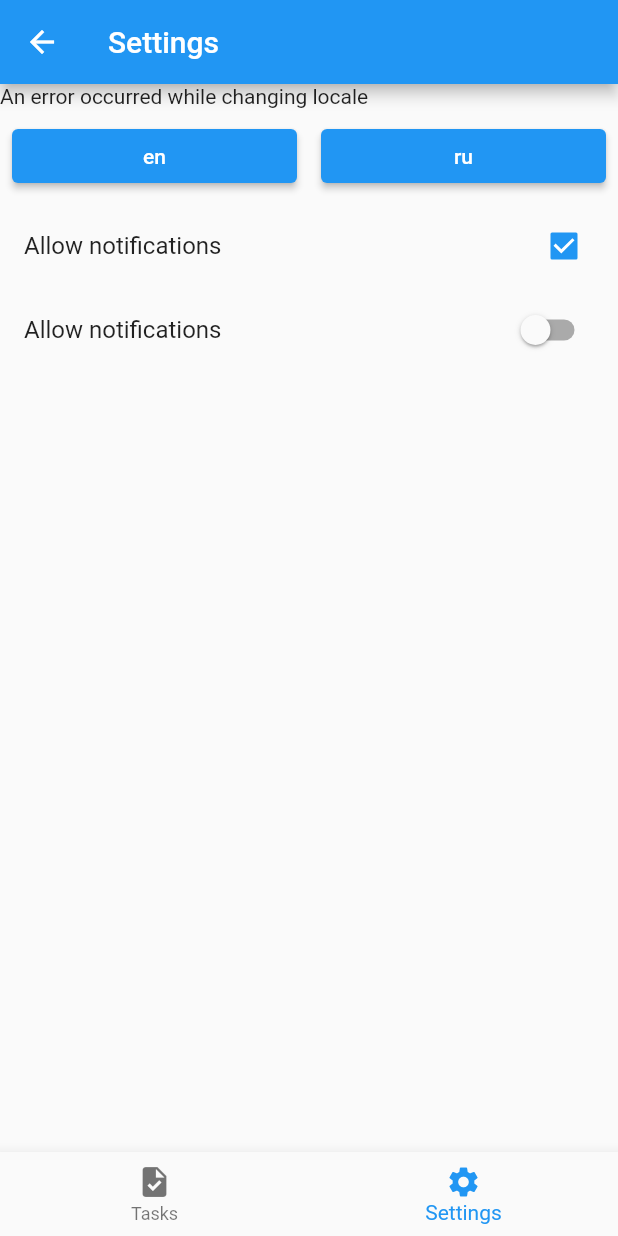
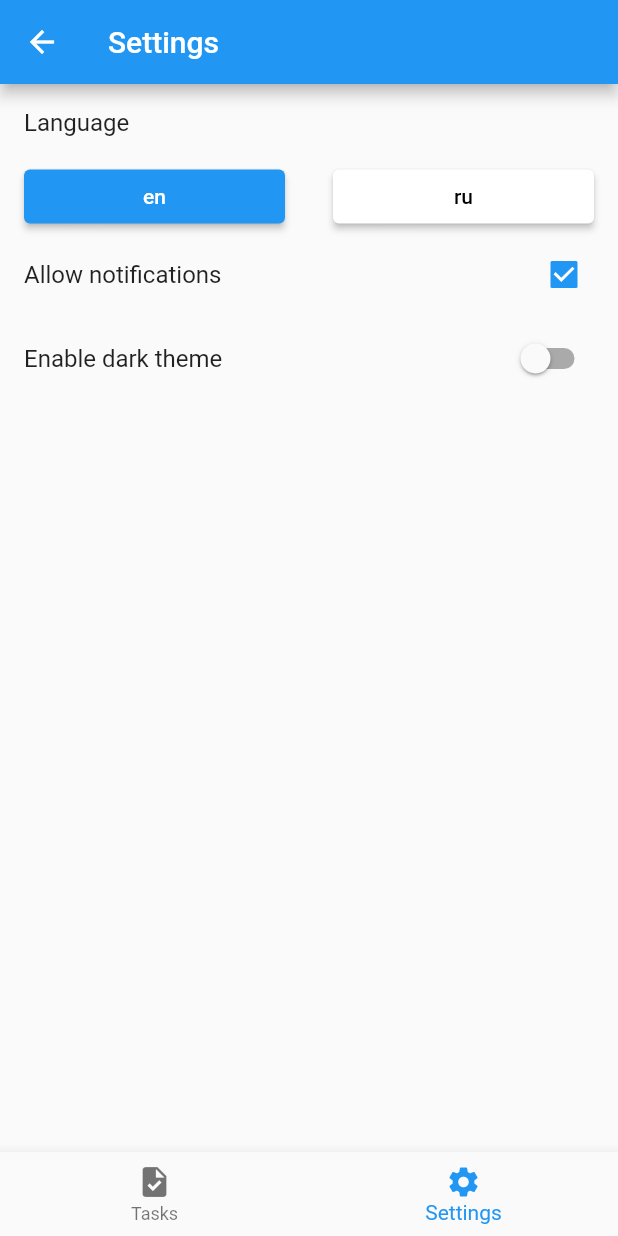
Before and after one commit to despiad/tasky, a Flutter app: the SettingsScreen screen opened by its route, on a phone screen of 412 x 824 dp. Run offline on Flutter 3.47's test engine with Material 2 defaults, Android fonts, the phone set to English and light mode, and no system bars; our stand-ins replace auto_route, bloc, drift, easy_localization, flutter_bloc, flutter_local_notifications and 6 more; accounts and stored records are empty; generated files the repository leaves out were written again.

Commit message:
add trasnaltions for settings screen, add switching theme mode

```diff
--- a/assets/translations/en.json
+++ b/assets/translations/en.json
@@ -25,7 +25,7 @@
     "empty_name_error": "@:create_screen.empty_name_error",
     "add_reminder_button": "@:create_screen.add_reminder_button",
     "change_date_button": "@:create_screen.change_date_button",
-    "update_button": "Update",
+    "save_button": "Update",
     "notification_cancelled": "@:create_screen.notification_cancelled",
     "notification_cancelled_error": "@:create_screen.notification_cancelled_error",
     "notification_created": "@:create_screen.notification_created",
--- a/lib/app.dart
+++ b/lib/app.dart
@@ -37,7 +37,8 @@ class MyApp extends StatelessWidget {
               supportedLocales: context.supportedLocales,
               locale: context.locale,
               themeMode: state.isDarkTheme ? ThemeMode.dark : ThemeMode.light,
-              darkTheme: ThemeData.dark(),
+              darkTheme: ThemeData.dark().copyWith(
+                  elevatedButtonTheme: ThemeData.dark().elevatedButtonTheme),
               theme: ThemeData.light(),
             );
           },
--- a/lib/main.dart
+++ b/lib/main.dart
@@ -15,9 +15,8 @@ Future<void> main() async {
   );
   WidgetsFlutterBinding.ensureInitialized();
   await EasyLocalization.ensureInitialized();
-  Future.delayed(
-    const Duration(milliseconds: 500),
-    () => runApp(
+  await sl.sl.allReady();
+  runApp(
     EasyLocalization(
       supportedLocales: const [
         Locale('en'),
@@ -29,6 +28,5 @@ Future<void> main() async {
       child: MyApp(),
       assetLoader: const CodegenLoader(),
     ),
-    ),
   );
 }
--- a/lib/presentation/create_task/create_task_screen.dart
+++ b/lib/presentation/create_task/create_task_screen.dart
@@ -172,7 +172,11 @@ class _CreateTaskScreenState extends State<CreateTaskScreen> {
                             }
                           }
                         },
-                        child: Text(LocaleKeys.create_screen_save_button.tr()),
+                        child: Text(
+                          task != null
+                              ? LocaleKeys.update_screen_save_button.tr()
+                              : LocaleKeys.create_screen_save_button.tr(),
+                        ),
                       ),
                     ),
                     const SizedBox(
--- a/lib/presentation/settings/settings_screen.dart
+++ b/lib/presentation/settings/settings_screen.dart
@@ -17,6 +17,12 @@ class _SettingsScreenState extends State<SettingsScreen>
   void initState() {
     super.initState();
     WidgetsBinding.instance!.addObserver(this);
+  }
+
+  @override
+  void dispose() {
+    WidgetsBinding.instance!.removeObserver(this);
+    super.dispose();
   }
 
   @override
@@ -46,18 +52,38 @@ class _SettingsScreenState extends State<SettingsScreen>
         child: Column(
           crossAxisAlignment: CrossAxisAlignment.start,
           children: [
-            Text(LocaleKeys.settings_screen_locale_change_error.tr()),
+            Padding(
+              padding: const EdgeInsets.all(16.0),
+              child: Text(
+                LocaleKeys.settings_screen_language_field.tr(),
+                style: const TextStyle(fontSize: 16.0),
+              ),
+            ),
             Row(
               children: context.supportedLocales
                   .map(
                     (locale) => Expanded(
                       child: Padding(
-                        padding: const EdgeInsets.all(8.0),
+                        padding: const EdgeInsets.symmetric(horizontal: 16.0),
                         child: ElevatedButton(
                           onPressed: () {
                             context.read<SettingsCubit>().changeLocale(locale);
                           },
-                          child: Text(locale.languageCode),
+                          child: Text(
+                            locale.languageCode,
+                            style: TextStyle(
+                              color: context.locale == locale
+                                  ? Theme.of(context).colorScheme.onSecondary
+                                  : Theme.of(context).colorScheme.onSurface,
+                            ),
+                          ),
+                          style: ButtonStyle(
+                            backgroundColor: context.locale == locale
+                                ? MaterialStateProperty.all<Color>(
+                                    Theme.of(context).colorScheme.secondary)
+                                : MaterialStateProperty.all<Color>(
+                                    Theme.of(context).colorScheme.surface),
+                          ),
                         ),
                       ),
                     ),
@@ -85,8 +111,7 @@ class _SettingsScreenState extends State<SettingsScreen>
               },
               builder: (context, state) {
                 return SwitchListTile(
-                  title:
-                      Text(LocaleKeys.settings_screen_notifications_field.tr()),
+                  title: Text(LocaleKeys.settings_screen_theme_field.tr()),
                   onChanged: (value) async {
                     await context.read<SettingsCubit>().changeTheme(value);
                   },
--- a/pubspec.yaml
+++ b/pubspec.yaml
@@ -17,7 +17,7 @@ dependencies:
   easy_localization: ^3.0.0
   auto_route: ^3.2.0
   drift: ^1.1.0
-  sqlite3_flutter_libs: ^0.5.1
+  sqlite3_flutter_libs: ^0.5.2
   path_provider: ^2.0.8
   path: ^1.8.0
   intl: ^0.17.0
```
Also changed, not shown: lib/injection_container.dart (+6 -6 lines), lib/localization/codegen_loader.g.dart, lib/localization/localization_keys.g.dart. Lines whose indentation alone changed are shown as unchanged.
